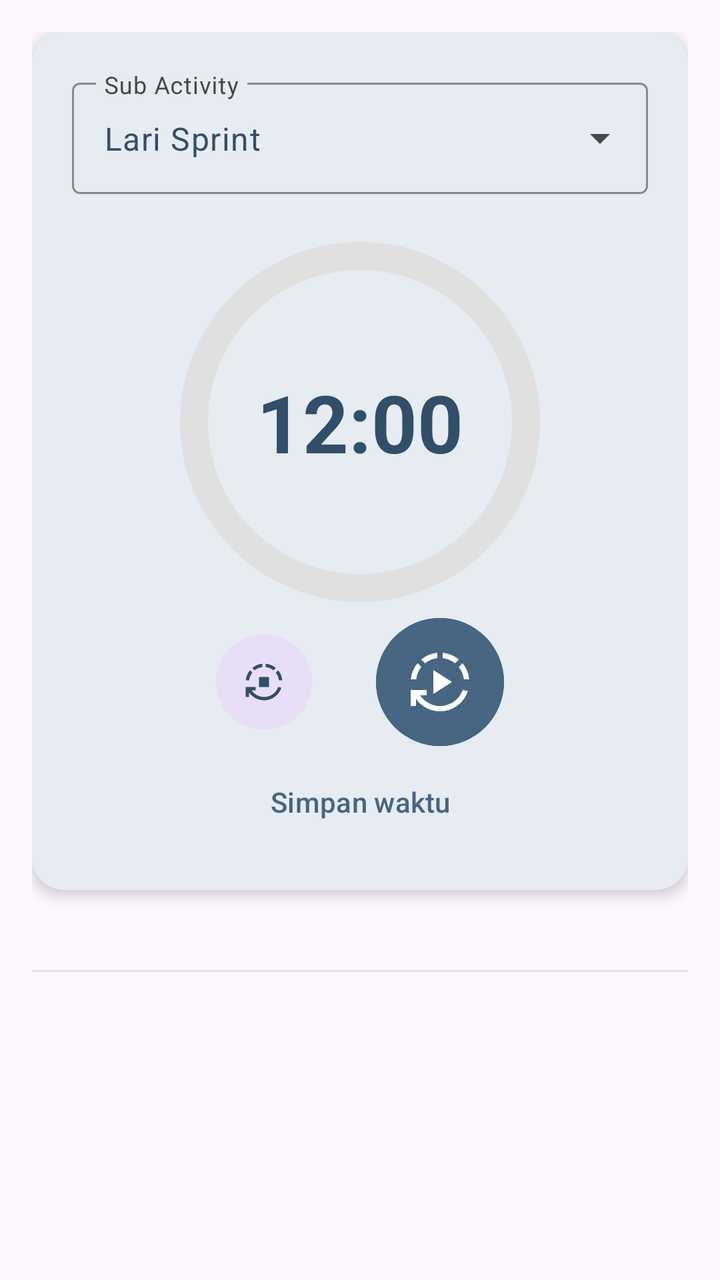
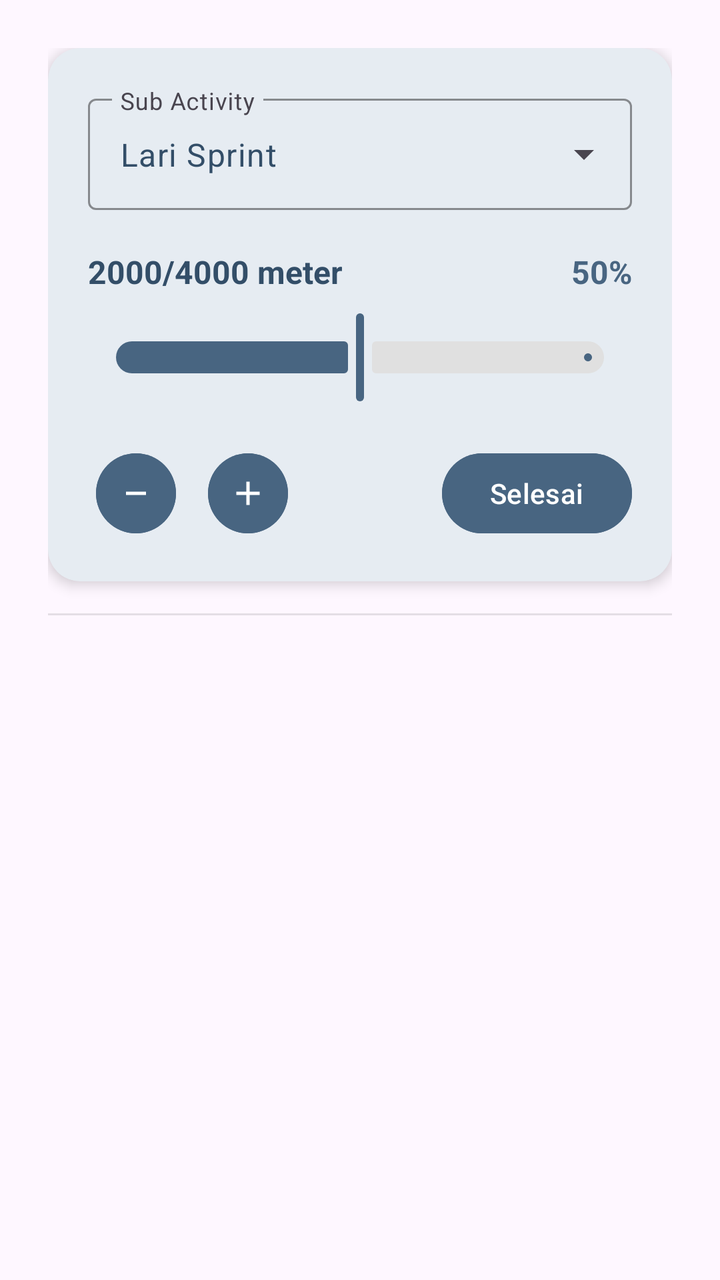

An Android layout rendered at two revisions. The XML below is the earlier revision; the diff shows what the commit changed to produce the second picture.
<!-- AndroidManifest.xml: application theme Theme.Tiasakeun -->
<!-- res/layout/activity_detail_act.xml -->
<?xml version="1.0" encoding="utf-8"?>
<androidx.core.widget.NestedScrollView xmlns:android="http://schemas.android.com/apk/res/android"
    xmlns:app="http://schemas.android.com/apk/res-auto"
    xmlns:tools="http://schemas.android.com/tools"
    android:id="@+id/detail_act"
    android:layout_width="match_parent"
    android:layout_height="match_parent"
    tools:context=".ui.view.DetailActActivity"
    android:background="?android:background"
    android:padding="16dp">

    <LinearLayout
        android:layout_width="match_parent"
        android:layout_height="wrap_content"
        android:orientation="vertical">

        <com.google.android.material.card.MaterialCardView
            android:layout_width="match_parent"
            android:layout_height="wrap_content"
            app:cardCornerRadius="16dp"
            app:cardElevation="4dp"
            app:strokeWidth="0dp"
            android:backgroundTint="@color/window_background"
            android:layout_marginBottom="24dp">

            <LinearLayout
                android:layout_width="match_parent"
                android:layout_height="wrap_content"
                android:orientation="vertical"
                android:padding="20dp">

                <com.google.android.material.textfield.TextInputLayout
                    style="@style/Widget.Material3.TextInputLayout.OutlinedBox.ExposedDropdownMenu"
                    android:layout_width="match_parent"
                    android:layout_height="wrap_content"
                    android:hint="@string/sub_activity"
                    app:boxStrokeColor="@color/accent_blue"
                    app:hintTextColor="@color/accent_blue"
                    android:layout_marginBottom="20dp">
                    <com.google.android.material.textfield.MaterialAutoCompleteTextView
                        android:id="@+id/spSubActivity"
                        android:layout_width="match_parent"
                        android:layout_height="wrap_content"
                        android:inputType="none"
                        android:text="Lari Sprint"
                        android:textColor="@color/primary_text"/>
                </com.google.android.material.textfield.TextInputLayout>

                <LinearLayout
                    android:id="@+id/llQuantity"
                    android:layout_width="match_parent"
                    android:layout_height="wrap_content"
                    android:orientation="vertical"
                    android:visibility="gone">
                    <LinearLayout
                        android:layout_width="match_parent"
                        android:layout_height="wrap_content"
                        android:orientation="horizontal"
                        android:layout_marginBottom="8dp">
                        <TextView
                            android:id="@+id/tvProgress"
                            android:layout_width="0dp"
                            android:layout_height="wrap_content"
                            android:layout_weight="1"
                            android:text="2000/4000 meter"
                            android:layout_gravity="center"
                            android:textSize="16sp"
                            android:textStyle="bold"
                            android:textColor="@color/primary_text" />

                        <TextView
                            android:id="@+id/tvPercentProgress"
                            android:layout_width="wrap_content"
                            android:layout_height="wrap_content"
                            android:text="50%"
                            android:textSize="16sp"
                            android:textStyle="bold"
                            android:textColor="@color/accent_blue"/>
                    </LinearLayout>

                    <com.google.android.material.slider.Slider
                        android:id="@+id/sliderProgress"
                        android:layout_width="match_parent"
                        android:layout_height="wrap_content"
                        android:valueFrom="0.0"
                        android:value="2000.0"
                        android:valueTo="4000.0"
                        android:stepSize="1.0"
                        app:trackHeight="16dp"
                        app:thumbRadius="0dp"
                        app:haloRadius="0dp"
                        app:tickVisible="false"
                        app:thumbColor="@color/accent_blue"
                        app:trackColorActive="@color/accent_blue"
                        app:trackColorInactive="#E0E0E0"
                        android:layout_marginBottom="20dp"/>

                    <LinearLayout
                        android:layout_width="match_parent"
                        android:layout_height="wrap_content"
                        android:orientation="horizontal"
                        android:gravity="center_vertical">

                        <com.google.android.material.button.MaterialButton
                            android:id="@+id/btnMinus"
                            style="@style/Widget.Material3.Button.IconButton.Filled.Tonal"
                            android:layout_width="wrap_content"
                            android:layout_height="wrap_content"
                            app:icon="@drawable/outline_minus_24"
                            app:iconTint="@color/white"
                            android:backgroundTint="@color/accent_blue"/>

                        <com.google.android.material.button.MaterialButton
                            android:id="@+id/btnPlus"
                            style="@style/Widget.Material3.Button.IconButton.Filled.Tonal"
                            android:layout_width="wrap_content"
                            android:layout_height="wrap_content"
                            android:layout_marginStart="8dp"
                            app:icon="@drawable/outline_add_24"
                            app:iconTint="@color/white"
                            android:backgroundTint="@color/accent_blue"/>

                        <View
                            android:layout_width="0dp"
                            android:layout_height="0dp"
                            android:layout_weight="1"/>

                        <com.google.android.material.button.MaterialButton
                            android:id="@+id/btnFinish"
                            android:layout_width="wrap_content"
                            android:layout_height="wrap_content"
                            android:text="@string/finish"
                            android:backgroundTint="@color/accent_blue"
                            android:layout_gravity="center"/>
                    </LinearLayout>
                </LinearLayout>

                <LinearLayout
                    android:id="@+id/llTimer"
                    android:layout_width="match_parent"
                    android:layout_height="wrap_content"
                    android:orientation="vertical">

                    <FrameLayout
                        android:layout_width="match_parent"
                        android:layout_height="wrap_content">
                        
                        <com.google.android.material.progressindicator.CircularProgressIndicator
                            android:id="@+id/cpTimber"
                            android:layout_width="wrap_content"
                            android:layout_height="wrap_content"
                            android:layout_gravity="center"
                            app:indicatorSize="180dp"
                            app:trackThickness="14dp"
                            app:trackCornerRadius="7dp"
                            android:max="100"
                            android:progress="100"
                            app:indicatorColor="@color/accent_blue"
                            app:trackColor="#E0E0E0"/>

                        <TextView
                            android:id="@+id/tvTimer"
                            android:layout_width="wrap_content"
                            android:layout_height="wrap_content"
                            android:layout_gravity="center"
                            android:text="12:00"
                            android:textSize="40sp"
                            android:textStyle="bold"
                            android:textColor="@color/primary_text"/>
                    </FrameLayout>

                    <LinearLayout
                        android:layout_width="match_parent"
                        android:layout_height="wrap_content"
                        android:orientation="horizontal"
                        android:gravity="center">
                        <com.google.android.material.button.MaterialButton
                            android:id="@+id/btnResetTimer"
                            style="@style/Widget.Material3.Button.IconButton.Filled.Tonal"
                            android:layout_width="56dp"
                            android:layout_height="56dp"
                            app:iconGravity="textStart"
                            app:icon="@drawable/outline_autostop_24"
                            app:iconTint="@color/primary_text"/>

                        <com.google.android.material.button.MaterialButton
                            android:id="@+id/btnPlayPauseTimer"
                            style="@style/Widget.Material3.Button.IconButton.Filled.Tonal"
                            android:layout_width="72dp"
                            android:layout_height="72dp"
                            android:layout_marginStart="24dp"
                            android:gravity="center"
                            android:backgroundTint="@color/accent_blue"
                            app:icon="@drawable/outline_autoplay_24"
                            app:iconSize="32dp"
                            app:iconGravity="textStart"
                            app:iconTint="@color/white"/>
                    </LinearLayout>

                    <com.google.android.material.button.MaterialButton
                        android:id="@+id/btnSaveTimeLog"
                        style="@style/Widget.Material3.Button.TextButton"
                        android:layout_width="match_parent"
                        android:layout_height="wrap_content"
                        android:text="@string/save_time"
                        android:textColor="@color/accent_blue"/>
                </LinearLayout>

            </LinearLayout>
        </com.google.android.material.card.MaterialCardView>
        <View
            android:layout_width="match_parent"
            android:layout_height="1dp"
            android:background="#1A000000"
            android:layout_marginVertical="16dp" />
    </LinearLayout>
</androidx.core.widget.NestedScrollView>
<!-- resources referenced by this layout -->
<resources>
  <color name="accent_blue">#486581</color>
  <color name="primary_text">#334E68</color>
  <color name="white">#FFFFFFFF</color>
  <color name="window_background">#E6ECF2</color>
  <!-- drawable outline_add_24 (drawable) -->
  <vector xmlns:android="http://schemas.android.com/apk/res/android" android:height="24dp" android:tint="#FFFFFF" android:viewportHeight="960" android:viewportWidth="960" android:width="24dp">
        
      <path android:fillColor="@android:color/white" android:pathData="M440,520L200,520L200,440L440,440L440,200L520,200L520,440L760,440L760,520L520,520L520,760L440,760L440,520Z"/>
      
  </vector>
  <!-- drawable outline_autoplay_24 (drawable) -->
  <vector xmlns:android="http://schemas.android.com/apk/res/android" android:height="24dp" android:tint="#FFFFFF" android:viewportHeight="960" android:viewportWidth="960" android:width="24dp">
        
      <path android:fillColor="@android:color/white" android:pathData="M380,660L380,300L660,480L380,660ZM480,920Q372,920 277.5,870.5Q183,821 120,732L120,840L40,840L40,600L280,600L280,680L182,680Q233,755 311.5,797.5Q390,840 480,840Q595,840 688.5,774Q782,708 820,599L898,617Q853,753 738,836.5Q623,920 480,920ZM42,440Q49,373 74,311.5Q99,250 143,198L200,255Q168,296 148,342.5Q128,389 123,440L42,440ZM256,199L199,142Q252,98 313,72.5Q374,47 440,42L440,122Q389,127 343,147Q297,167 256,199ZM705,199Q664,167 617.5,147Q571,127 520,122L520,42Q587,48 648.5,73Q710,98 762,142L705,199ZM838,440Q833,389 813,342.5Q793,296 761,255L818,198Q862,250 887,311.5Q912,373 918,440L838,440Z"/>
      
  </vector>
  <!-- drawable outline_autostop_24 (drawable) -->
  <vector xmlns:android="http://schemas.android.com/apk/res/android" android:height="24dp" android:tint="#FFFFFF" android:viewportHeight="960" android:viewportWidth="960" android:width="24dp">
        
      <path android:fillColor="@android:color/white" android:pathData="M360,600L360,360L600,360L600,600L360,600ZM480,920Q372,920 277.5,870.5Q183,821 120,732L120,840L40,840L40,600L280,600L280,680L182,680Q233,755 311.5,797.5Q390,840 480,840Q595,840 688.5,774Q782,708 820,599L898,617Q853,753 738,836.5Q623,920 480,920ZM42,440Q49,373 74,311.5Q99,250 143,198L200,255Q168,296 148,342.5Q128,389 123,440L42,440ZM256,199L199,142Q252,98 313,72.5Q374,47 440,42L440,122Q389,127 343,147Q297,167 256,199ZM705,199Q664,167 617.5,147Q571,127 520,122L520,42Q587,48 648.5,73Q710,98 762,142L705,199ZM838,440Q833,389 813,342.5Q793,296 761,255L818,198Q862,250 887,311.5Q912,373 918,440L838,440Z"/>
      
  </vector>
  <!-- drawable outline_minus_24 (drawable) -->
  <vector xmlns:android="http://schemas.android.com/apk/res/android" android:height="24dp" android:tint="#FFFFFF" android:viewportHeight="960" android:viewportWidth="960" android:width="24dp">
        
      <path android:fillColor="@android:color/white" android:pathData="M240,520L240,440L720,440L720,520L240,520Z"/>
      
  </vector>
  <string name="finish">Selesai</string>
  <string name="save_time">Simpan waktu</string>
  <string name="sub_activity">Sub Activity</string>
  <style name="Theme.Tiasakeun" parent="Base.Theme.Tiasakeun" />
  <style name="Base.Theme.Tiasakeun" parent="Theme.Material3.DayNight.NoActionBar">
          
          
          <item name="colorOnSecondaryContainer">@color/white</item>
      </style>
</resources>

<!-- the commit's change to res/layout/activity_detail_act.xml (unified diff, before → after) -->
@@ -5,14 +5,13 @@
     android:id="@+id/detail_act"
     android:layout_width="match_parent"
     android:layout_height="match_parent"
-    tools:context=".ui.view.DetailActActivity"
-    android:background="?android:background"
-    android:padding="16dp">
+    tools:context=".ui.view.DetailActActivity">
 
     <LinearLayout
         android:layout_width="match_parent"
         android:layout_height="wrap_content"
-        android:orientation="vertical">
+        android:orientation="vertical"
+        android:layout_margin="24dp">
 
         <com.google.android.material.card.MaterialCardView
             android:layout_width="match_parent"
@@ -20,8 +19,7 @@
             app:cardCornerRadius="16dp"
             app:cardElevation="4dp"
             app:strokeWidth="0dp"
-            android:backgroundTint="@color/window_background"
-            android:layout_marginBottom="24dp">
+            android:backgroundTint="@color/window_background">
 
             <LinearLayout
                 android:layout_width="match_parent"
@@ -51,7 +49,7 @@
                     android:layout_width="match_parent"
                     android:layout_height="wrap_content"
                     android:orientation="vertical"
-                    android:visibility="gone">
+                    android:visibility="visible">
                     <LinearLayout
                         android:layout_width="match_parent"
                         android:layout_height="wrap_content"
@@ -139,7 +137,8 @@
                     android:id="@+id/llTimer"
                     android:layout_width="match_parent"
                     android:layout_height="wrap_content"
-                    android:orientation="vertical">
+                    android:orientation="vertical"
+                    android:visibility="gone">
 
                     <FrameLayout
                         android:layout_width="match_parent"
